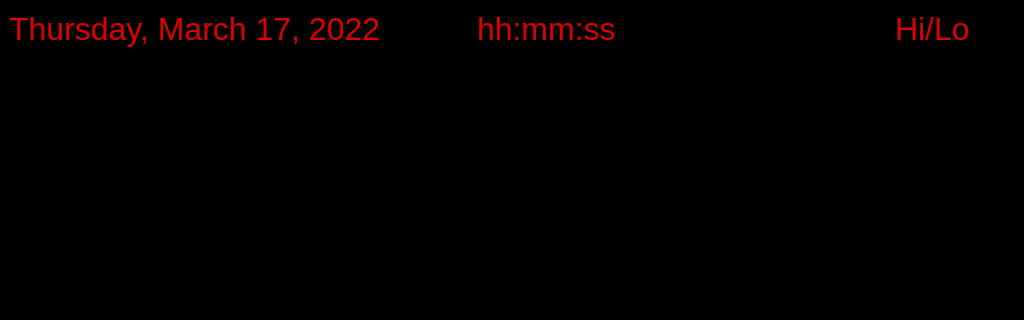
This is cal2.ui in phwillis/QTCal as Qt 5 draws it before an edit; both pictures show x 0 to 1024 and y 0 to 320 of the 1024 by 600 pixel window. The edited form follows.
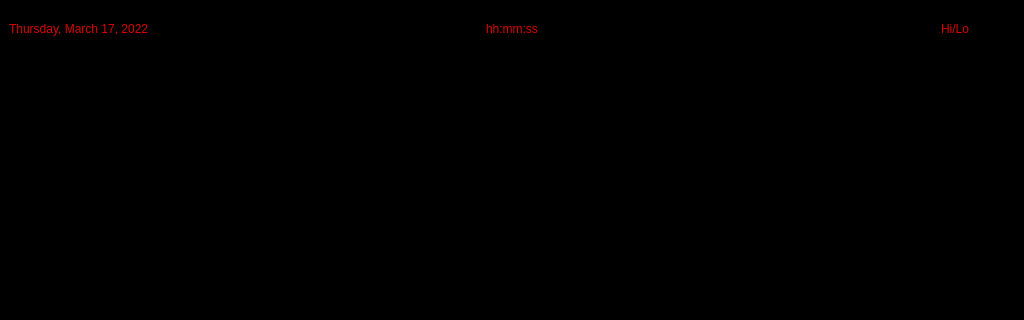
This is the edited form.

Commit message: updated ui and tested a method for showing events

Diff of the .ui file:
```diff
--- a/cal2.ui
+++ b/cal2.ui
@@ -244,8 +244,6 @@
   </property>
   <property name="font">
    <font>
-    <family>Avenir LT Std 65 Medium</family>
-    <pointsize>24</pointsize>
     <weight>10</weight>
     <italic>false</italic>
     <bold>false</bold>
@@ -268,21 +266,13 @@
   <widget class="QWidget" name="centralwidget">
    <layout class="QVBoxLayout" name="verticalLayout">
     <item>
-     <layout class="QHBoxLayout" name="horizontalLayout">
-      <property name="spacing">
-       <number>5</number>
-      </property>
-      <property name="sizeConstraint">
-       <enum>QLayout::SetDefaultConstraint</enum>
-      </property>
-      <property name="bottomMargin">
-       <number>0</number>
-      </property>
+     <layout class="QGridLayout" name="gridLayout">
+      <item row="0" column="0">
+       <layout class="QHBoxLayout" name="horizontalLayout_3">
       <item>
        <widget class="QLabel" name="dateLabel">
         <property name="font">
          <font>
-          <pointsize>24</pointsize>
           <weight>10</weight>
           <italic>false</italic>
           <bold>false</bold>
@@ -294,7 +284,7 @@
        </widget>
       </item>
       <item>
-       <spacer name="horizontalSpacer_3">
+         <spacer name="horizontalSpacer">
         <property name="orientation">
          <enum>Qt::Horizontal</enum>
         </property>
@@ -306,11 +296,12 @@
         </property>
        </spacer>
       </item>
-      <item>
+       </layout>
+      </item>
+      <item row="0" column="1">
        <widget class="QLabel" name="clockLabel">
         <property name="font">
          <font>
-          <pointsize>24</pointsize>
           <weight>10</weight>
           <italic>false</italic>
           <bold>false</bold>
@@ -321,32 +312,8 @@
         </property>
        </widget>
       </item>
-      <item>
-       <spacer name="horizontalSpacer_4">
-        <property name="orientation">
-         <enum>Qt::Horizontal</enum>
-        </property>
-        <property name="sizeHint" stdset="0">
-         <size>
-          <width>40</width>
-          <height>20</height>
-         </size>
-        </property>
-       </spacer>
-      </item>
-      <item>
-       <spacer name="horizontalSpacer">
-        <property name="orientation">
-         <enum>Qt::Horizontal</enum>
-        </property>
-        <property name="sizeHint" stdset="0">
-         <size>
-          <width>40</width>
-          <height>20</height>
-         </size>
-        </property>
-       </spacer>
-      </item>
+      <item row="0" column="2">
+       <layout class="QHBoxLayout" name="horizontalLayout">
       <item>
        <spacer name="horizontalSpacer_2">
         <property name="orientation">
@@ -364,7 +331,6 @@
        <widget class="QLabel" name="tempLabel">
         <property name="font">
          <font>
-          <pointsize>24</pointsize>
           <weight>10</weight>
           <italic>false</italic>
           <bold>false</bold>
@@ -396,6 +362,8 @@
          <enum>QFrame::Raised</enum>
         </property>
        </widget>
+        </item>
+       </layout>
       </item>
      </layout>
     </item>
```
Lines whose indentation alone changed are shown as unchanged. The commit also changes 2 other files.
